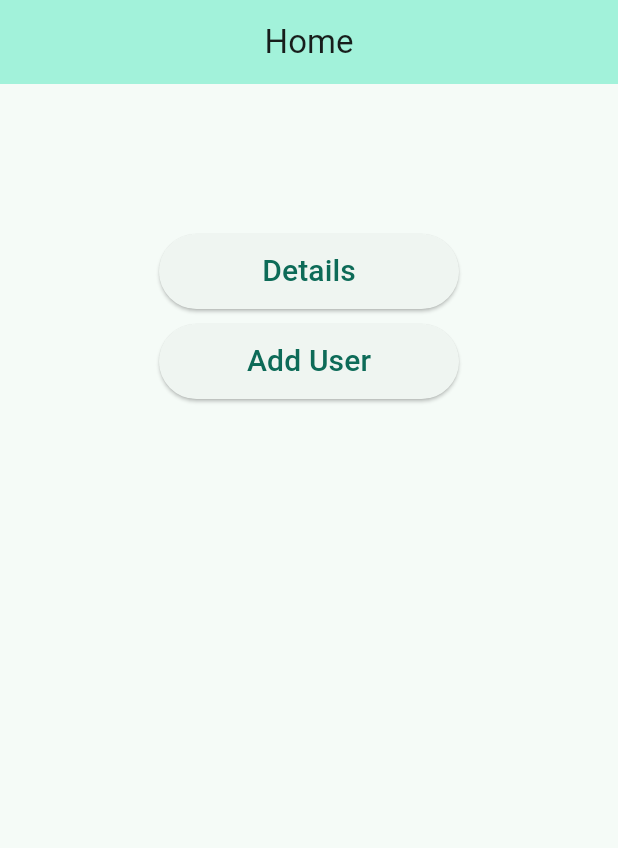
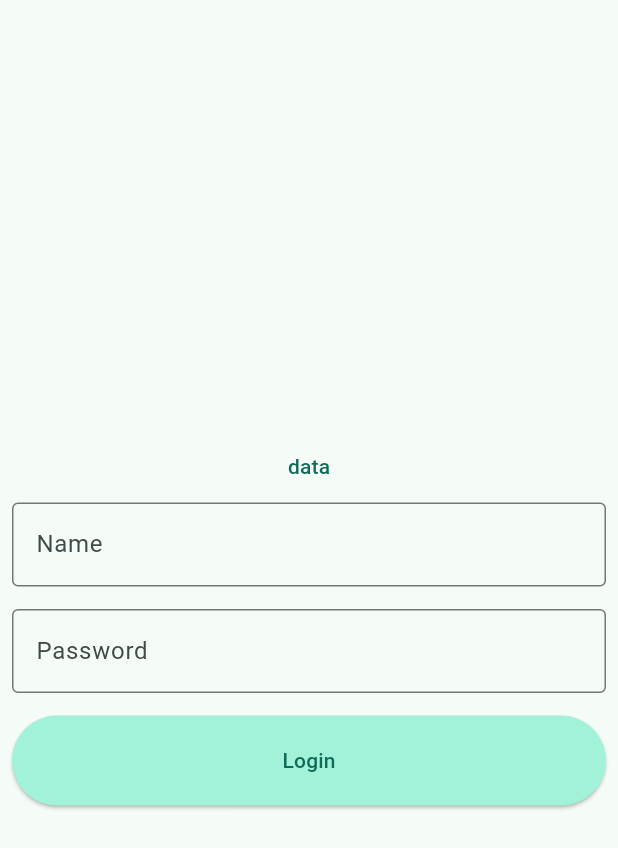
Before and after one commit to santhossh5/myapp, a Flutter app: the screen it shows after launch, on a phone screen of 412 x 824 dp. Shown: the top 848 px of the screen. Run offline on Flutter 3.47's test engine with Material 3 defaults, Android fonts, the phone set to English and light mode, and no system bars; our stand-ins replace cloud_firestore, firebase_core; accounts and stored records are empty.

Commit message:
added worker page and login page

```diff
--- a/lib/main.dart
+++ b/lib/main.dart
@@ -1,7 +1,8 @@
 import 'package:flutter/material.dart';
 import 'package:myapp/pages/homePage.dart';
-import 'package:myapp/pages/addUser.dart';
 import 'package:myapp/pages/showUser.dart';
+import 'package:myapp/pages/loginPage.dart';
+import 'package:myapp/pages/addWorker.dart';
 import 'package:firebase_core/firebase_core.dart';
 import 'firebase_options.dart';
 
@@ -41,7 +42,7 @@ class MyApp extends StatelessWidget {
         colorScheme: ColorScheme.fromSeed(seedColor: Colors.tealAccent),
         useMaterial3: true,
       ),
-      home: myHome(),
+      home: LoginPage(),
       routes: {
         '/homepage': (context) => const myHome(),
         '/selectstreet': (context) => const selectStreet(),
--- a/lib/models/bills.dart
+++ b/lib/models/bills.dart
@@ -1,6 +1,6 @@
 class Bills {
   int? billId;
-  int cusId;
+  String cusId;
   String date;
   double amt;
 
--- a/lib/models/customer.dart
+++ b/lib/models/customer.dart
@@ -1,5 +1,5 @@
 class Customer {
-  int? cusId;
+  String? cusId;
   String name;
   String area;
   String street;
--- /dev/null
+++ b/lib/models/worker.dart
@@ -0,0 +1,33 @@
+class Worker {
+  String? workerId;
+  String name;
+  String password;
+  //String street;
+
+  Worker({
+    this.workerId,
+    required this.name,
+    required this.password,
+    //required this.street
+  });
+
+  // Convert a Customer object into a Map object
+  Map<String, dynamic> toMap() {
+    var map = <String, dynamic>{
+      'name': name,
+      'password': password,
+      //'street': street,
+    };
+    if (workerId != null) {
+      map['id'] = workerId;
+    }
+    return map;
+  }
+
+  // Extract a Customer object from a Map object
+  Worker.fromMap(Map<String, dynamic> map)
+      : workerId = map['id'],
+        password = map['password'],
+        name = map['name'];
+  //street = map['street'];
+}
--- a/lib/pages/addUser.dart
+++ b/lib/pages/addUser.dart
@@ -4,8 +4,6 @@ import 'package:myapp/models/areatostreet.dart';
 import 'package:myapp/models/customer.dart';
 import 'package:myapp/pages/listUsers.dart';
 //import 'package:myapp/services/database_service.dart';
-import 'package:sqflite/sqflite.dart';
-import 'package:sqflite_common_ffi/sqflite_ffi.dart';
 import 'package:myapp/services/firebase_service.dart';
 
 class Adduser extends StatefulWidget {
@@ -161,9 +159,9 @@ class _AdduserState extends State<Adduser> {
   void btnClicked() async {
     if (areacontroller != null && streetcontroller != null) {
       if (widget.customer == null) {
-        int cusid = await _firebaseService.getNextCustomerId();
+        //int cusid = await _firebaseService.getNextCustomerId();
         var newCustomer = Customer(
-          cusId: cusid,
+          //cusId: cusid,
           name: namecontroller.text,
           area: areacontroller!,
           street: streetcontroller!,
--- a/lib/pages/listBills.dart
+++ b/lib/pages/listBills.dart
@@ -1,4 +1,3 @@
-import 'package:firebase_core/firebase_core.dart';
 import 'package:flutter/material.dart';
 import 'package:myapp/models/customer.dart';
 import 'package:myapp/models/bills.dart';
@@ -6,7 +5,7 @@ import 'package:myapp/models/bills.dart';
 import 'package:myapp/services/firebase_service.dart';
 
 class Listbills extends StatefulWidget {
-  Listbills({required this.customer});
+  Listbills({super.key, required this.customer});
   Customer customer;
 
   @override
--- /dev/null
+++ b/lib/pages/loginPage.dart
@@ -0,0 +1,86 @@
+import 'package:flutter/material.dart';
+import 'package:myapp/pages/homePage.dart';
+import 'package:myapp/services/firebase_service.dart';
+
+class LoginPage extends StatefulWidget {
+  const LoginPage({super.key});
+
+  @override
+  State<LoginPage> createState() => _LoginPageState();
+}
+
+class _LoginPageState extends State<LoginPage> {
+  TextEditingController namecontroller = new TextEditingController();
+  TextEditingController passwordcontroller = new TextEditingController();
+  final _formkey = GlobalKey<FormState>();
+
+  @override
+  Widget build(BuildContext context) {
+    return Scaffold(
+      body: Center(
+        child: Form(
+          key: _formkey,
+          child: ListView(
+            padding: EdgeInsets.all(8.0),
+            shrinkWrap: true, // Makes the ListView take the space it needs
+            children: [
+              TextButton(
+                onPressed: () {},
+                child: Text("data"),
+              ),
+              TextFormField(
+                validator: (value) {
+                  if (value!.isEmpty) {
+                    return "Please enter the Name";
+                  }
+                  return null;
+                },
+                controller: namecontroller,
+                decoration: const InputDecoration(
+                  labelText: 'Name',
+                  border: OutlineInputBorder(),
+                ),
+              ),
+              SizedBox(
+                height: 15,
+              ),
+              TextFormField(
+                validator: (value) {
+                  if (value!.isEmpty) {
+                    return "Please enter the Password";
+                  }
+                  return null;
+                },
+                controller: passwordcontroller,
+                decoration: const InputDecoration(
+                  labelText: 'Password',
+                  border: OutlineInputBorder(),
+                ),
+              ),
+              SizedBox(
+                height: 15,
+              ),
+              ElevatedButton(
+                  onPressed: () {
+                    setState(() {
+                      if (_formkey.currentState!.validate()) {
+                        btn_clidked();
+                      }
+                    });
+                  },
+                  style: ElevatedButton.styleFrom(
+                      backgroundColor:
+                          Theme.of(context).colorScheme.primaryContainer,
+                      fixedSize: Size(50, 60)),
+                  child: Text("Login"))
+            ],
+          ),
+        ),
+      ),
+    );
+  }
+
+  void btn_clidked() {
+    Navigator.push(context, MaterialPageRoute(builder: (context) => myHome()));
+  }
+}
```
Also changed, not shown: lib/pages/addWorker.dart (added, +230 -0 lines), lib/pages/homePage.dart (+14 -1 lines), lib/services/firebase_service.dart (+60 -7 lines).
